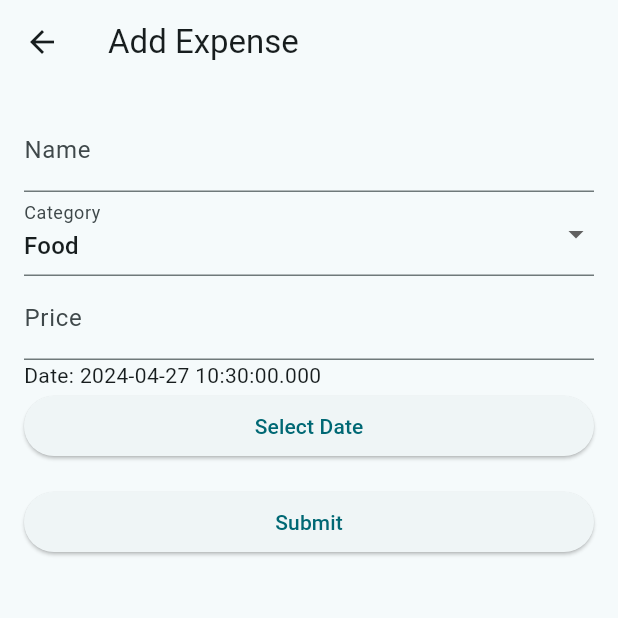
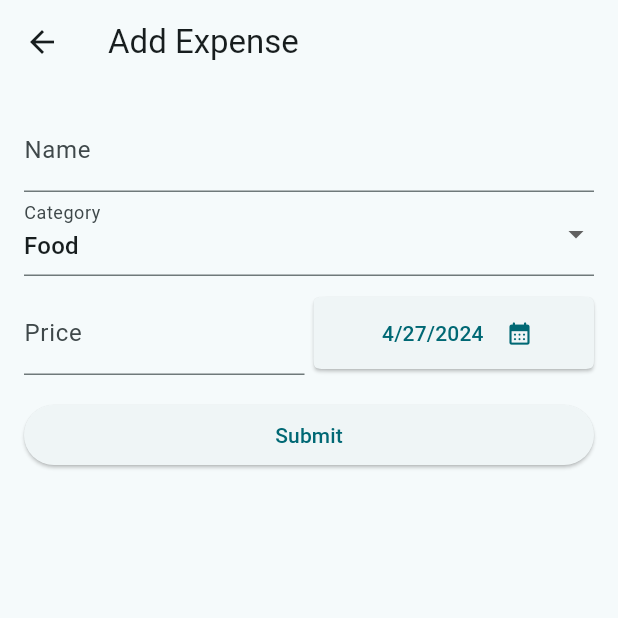
Before and after one commit to ishraqfatin/taka-tracker, a Flutter app: the FormScreen screen opened by its route, on a phone screen of 412 x 824 dp, the top half of it. Run offline on Flutter 3.47's test engine with Material 3 defaults, Android fonts, the phone set to English and light mode, and no system bars; our stand-ins replace cloud_firestore, firebase_auth, firebase_core, fl_chart, flutter_slidable; accounts and stored records are empty; statements that could not run were skipped.

Commit message:
feat: edit expense, show date on expense card.

```diff
--- a/taka_tracker/lib/models/expense.dart
+++ b/taka_tracker/lib/models/expense.dart
@@ -1,9 +1,4 @@
-// To parse this JSON data, do
-//
-//     final userExpense = userExpenseFromMap(jsonString);
-
 import 'dart:convert';
-import 'package:cloud_firestore/cloud_firestore.dart';
 
 UserExpense userExpenseFromMap(String str) => UserExpense.fromMap(json.decode(str));
 List<UserExpense> userExpenseListFromMap(String str) => List<UserExpense>.from(json.decode(str).map((x) => UserExpense.fromMap(x)));
@@ -13,7 +8,7 @@ String userExpenseListToMap(List<UserExpense> data) => json.encode(List<dynamic>
 class UserExpense {
   String name;
   String category;
-  DateTime time;
+  DateTime? time;
   int price;
 
   UserExpense({
--- a/taka_tracker/lib/screens/form.dart
+++ b/taka_tracker/lib/screens/form.dart
@@ -1,11 +1,15 @@
-import 'package:firebase_auth/firebase_auth.dart';
 import 'package:flutter/material.dart';
-import 'package:cloud_firestore/cloud_firestore.dart';
+import 'package:intl/intl.dart';
 import 'package:taka_tracker/models/expense.dart';
 import 'package:taka_tracker/services/database.dart';
 
+final formatter = DateFormat.yMd();
+
 class FormScreen extends StatefulWidget {
-  const FormScreen({super.key});
+  const FormScreen({super.key, this.expense, this.expenseIndex});
+
+  final expense;
+  final expenseIndex;
 
   @override
   State<FormScreen> createState() => _FormScreenState();
@@ -13,10 +17,49 @@ class FormScreen extends StatefulWidget {
 
 class _FormScreenState extends State<FormScreen> {
   final DatabaseService databaseService = DatabaseService();
-  final TextEditingController nameController = TextEditingController();
-  final TextEditingController priceController = TextEditingController();
-  String selectedCategory = "Food"; // Initial category value
-  DateTime selectedDate = DateTime.now(); // Initial date value
+  TextEditingController nameController = TextEditingController();
+  TextEditingController priceController = TextEditingController();
+  late String selectedCategory;
+  late DateTime? selectedDate;
+
+  late String docData;
+
+  @override
+  void initState() {
+    // TODO: implement initState
+    super.initState();
+    nameController.text =
+        widget.expense != null ? widget.expense.data()['name'] : "";
+
+    priceController.text =
+        widget.expense != null ? widget.expense.data()["price"].toString() : "";
+
+    selectedCategory = widget.expense != null
+        ? widget.expense.data()["category"].toString()
+        : "";
+
+    selectedDate = widget.expense != null
+        ? widget.expense.data()["time"].toDate()
+        : DateTime.now();
+    print(widget.expense.id);
+  }
+
+  void _presentDatePicker() async {
+    final now = DateTime.now();
+    final firstDate = DateTime(now.year - 1, now.month, now.day);
+
+    //Built-in function
+    final pickedDate = await showDatePicker(
+      context: context,
+      initialDate: now,
+      firstDate: firstDate,
+      lastDate: now,
+    );
+
+    setState(() {
+      selectedDate = pickedDate;
+    });
+  }
 
   @override
   Widget build(BuildContext context) {
@@ -40,7 +83,7 @@ class _FormScreenState extends State<FormScreen> {
                 },
               ),
               DropdownButtonFormField<String>(
-                value: selectedCategory,
+                value: selectedCategory.isEmpty ? "Food" : selectedCategory,
                 onChanged: (String? newValue) {
                   setState(() {
                     selectedCategory = newValue!;
@@ -55,9 +98,16 @@ class _FormScreenState extends State<FormScreen> {
                 }).toList(),
                 decoration: const InputDecoration(labelText: 'Category'),
               ),
-              TextFormField(
+              const SizedBox(
+                height: 10,
+              ),
+              Row(
+                children: [
+                  Expanded(
+                    child: TextFormField(
                       controller: priceController,
-                keyboardType: const TextInputType.numberWithOptions(decimal: true),
+                      keyboardType:
+                          const TextInputType.numberWithOptions(decimal: true),
                       decoration: const InputDecoration(labelText: 'Price'),
                       validator: (value) {
                         if (value == null || value.isEmpty) {
@@ -69,36 +119,75 @@ class _FormScreenState extends State<FormScreen> {
                         return null;
                       },
                     ),
-              Text('Date: ${selectedDate.toString()}'),
-              ElevatedButton(
-                onPressed: () {
-                  showDatePicker(
-                    context: context,
-                    initialDate: selectedDate,
-                    firstDate: DateTime(2000),
-                    lastDate: DateTime.now(),
-                  ).then((date) {
-                    if (date != null) {
-                      setState(() {
-                        selectedDate = date;
-                      });
-                    }
-                  });
-                },
-                child: const Text('Select Date'),
+                  ),
+                  const SizedBox(
+                    width: 6,
+                  ),
+                  Expanded(
+                    child: ElevatedButton(
+                      style: const ButtonStyle(
+                          padding: MaterialStatePropertyAll(
+                            EdgeInsets.only(
+                              left: 20,
+                            ),
+                          ),
+                          shape: MaterialStatePropertyAll(
+                              ContinuousRectangleBorder(
+                                  borderRadius:
+                                      BorderRadius.all(Radius.circular(10))))),
+                      onPressed: _presentDatePicker,
+                      child: Row(
+                        mainAxisAlignment: MainAxisAlignment.center,
+                        crossAxisAlignment: CrossAxisAlignment.center,
+                        children: [
+                          Text(selectedDate == null
+                              ? 'No date selected'
+                              : formatter.format(selectedDate!)),
+                          IconButton(
+                            onPressed: _presentDatePicker,
+                            icon: const Icon(Icons.calendar_month_rounded),
+                          ),
+                        ],
+                      ),
+                    ),
+                  ),
+                ],
               ),
               const SizedBox(height: 16.0),
-              ElevatedButton(
+              widget.expense == null
+                  ? ElevatedButton(
                       onPressed: () {
                         int price = int.tryParse(priceController.text) ?? 0;
 
-                  UserExpense userExpense = UserExpense(name: nameController.text, category: selectedCategory, time: selectedDate, price: price);
+                        UserExpense userExpense = UserExpense(
+                            name: nameController.text,
+                            category: selectedCategory,
+                            time: selectedDate,
+                            price: price);
 
                         databaseService.addExpense(userExpense: userExpense);
 
                         Navigator.pop(context);
                       },
                       child: const Text('Submit'),
+                    )
+                  : ElevatedButton(
+                      onPressed: () {
+                        int price = int.tryParse(priceController.text) ?? 0;
+
+                        UserExpense userExpense = UserExpense(
+                            name: nameController.text,
+                            category: selectedCategory,
+                            time: selectedDate,
+                            price: price);
+
+                        databaseService.updateExpense(
+                            userExpense: userExpense,
+                            userExpenseId: widget.expense.id);
+
+                        Navigator.pop(context);
+                      },
+                      child: const Text('Update'),
                     ),
             ],
           ),
```
Also changed, not shown: taka_tracker/lib/screens/dashboard.dart (+58 -33 lines), taka_tracker/lib/services/database.dart (+19 -14 lines). Lines whose indentation alone changed are shown as unchanged.
